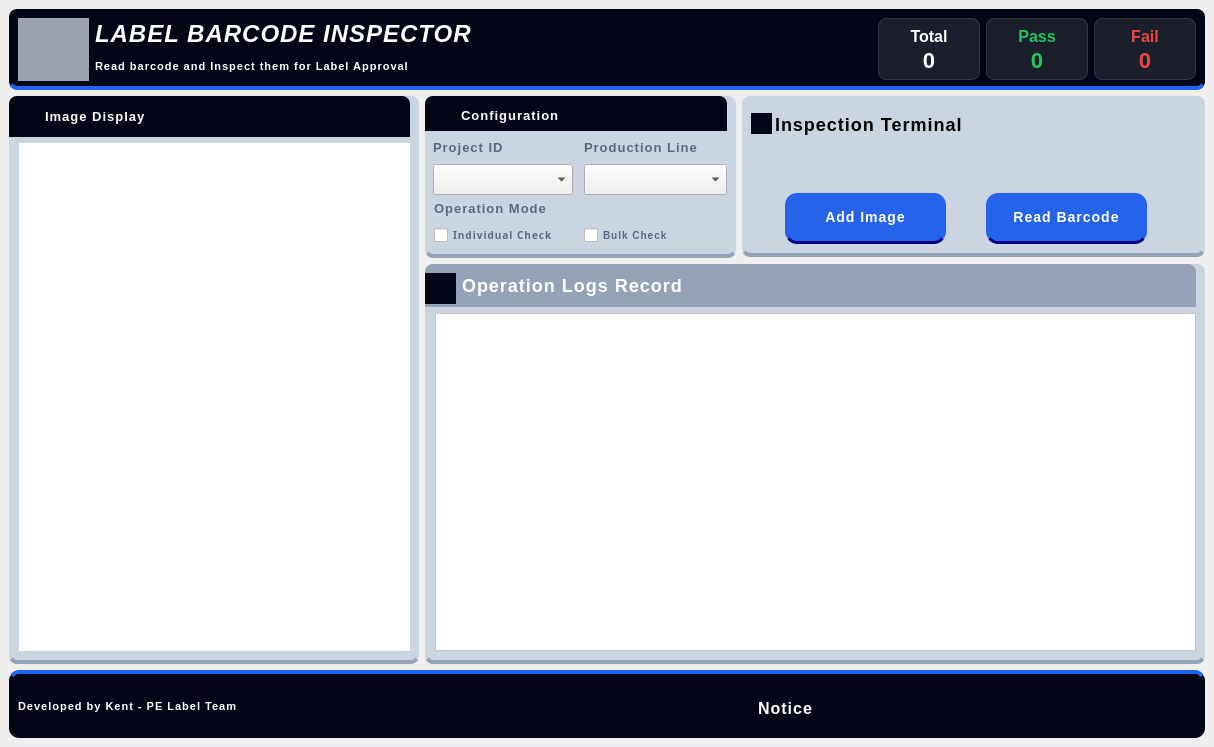
Old version of the form barcode_ux_230226.ui in the repository kentDevOps/ReadBarcode.
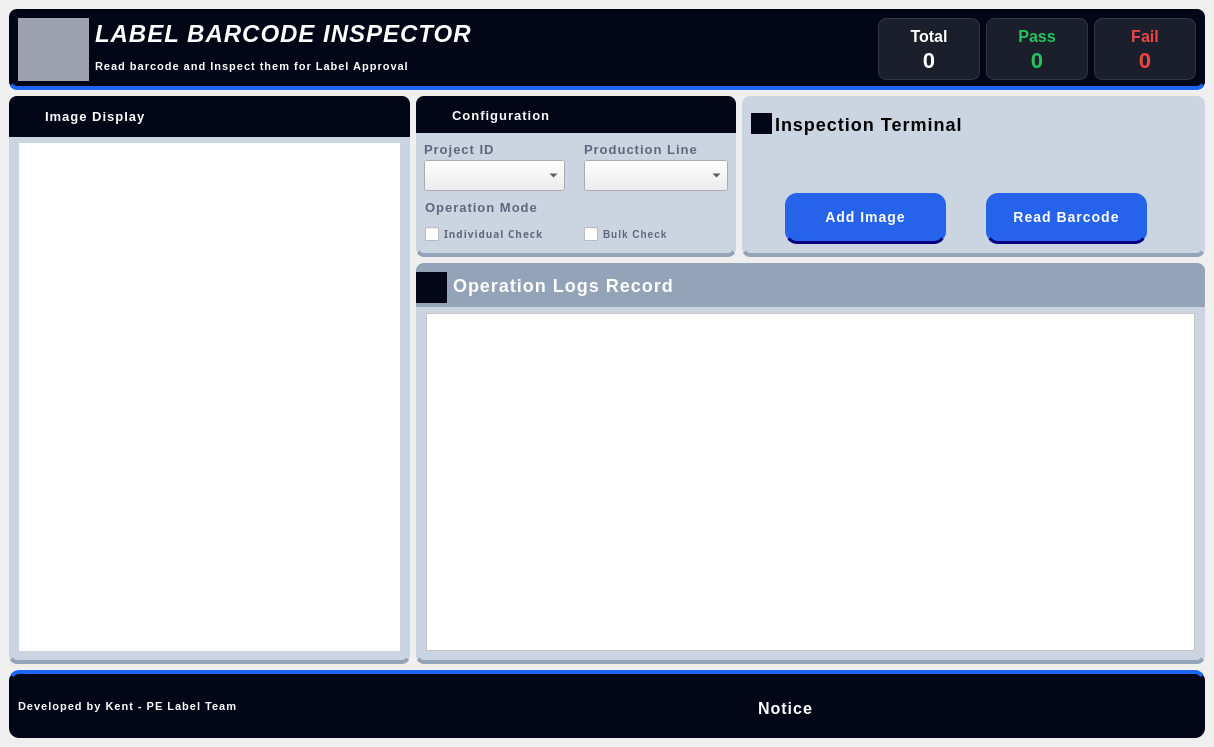
New version of the form. Icons and pictures are not drawn.

Diff of the .ui file:
```diff
--- a/barcode_ux_230226.ui
+++ b/barcode_ux_230226.ui
@@ -47,6 +47,9 @@
        <property name="topMargin">
         <number>0</number>
        </property>
+       <property name="rightMargin">
+        <number>0</number>
+       </property>
        <item row="1" column="0">
         <widget class="QLabel" name="imgFr_display">
          <property name="sizePolicy">
@@ -63,7 +66,8 @@
          </property>
          <property name="styleSheet">
           <string notr="true">background-color: rgb(255, 255, 255);
-margin-left: 10px;</string>
+margin-left: 10px;
+margin-right: 10px;</string>
          </property>
          <property name="text">
           <string/>
@@ -479,6 +483,9 @@
        <property name="topMargin">
         <number>0</number>
        </property>
+       <property name="rightMargin">
+        <number>0</number>
+       </property>
        <item row="0" column="0" colspan="2">
         <widget class="QFrame" name="fr_conf">
          <property name="minimumSize">
@@ -559,11 +566,17 @@
        </item>
        <item row="1" column="0">
         <layout class="QVBoxLayout" name="verticalLayout_2">
+         <property name="spacing">
+          <number>0</number>
+         </property>
          <property name="leftMargin">
           <number>8</number>
          </property>
+         <property name="topMargin">
+          <number>0</number>
+         </property>
          <property name="rightMargin">
-          <number>0</number>
+          <number>8</number>
          </property>
          <item>
           <widget class="QLabel" name="configFr_project_lb">
@@ -597,15 +610,24 @@
              <height>31</height>
             </size>
            </property>
+           <property name="currentText">
+            <string/>
+           </property>
           </widget>
          </item>
         </layout>
        </item>
        <item row="1" column="1">
         <layout class="QVBoxLayout" name="verticalLayout_3">
+         <property name="spacing">
+          <number>0</number>
+         </property>
          <property name="leftMargin">
           <number>5</number>
          </property>
+         <property name="rightMargin">
+          <number>8</number>
+         </property>
          <item>
           <widget class="QLabel" name="configFr_line_lb">
            <property name="minimumSize">
@@ -672,6 +694,12 @@
          <property name="leftMargin">
           <number>9</number>
          </property>
+         <property name="topMargin">
+          <number>0</number>
+         </property>
+         <property name="bottomMargin">
+          <number>0</number>
+         </property>
          <item>
           <widget class="QCheckBox" name="chkbox_individual">
            <property name="minimumSize">
@@ -756,6 +784,9 @@
        <property name="topMargin">
         <number>0</number>
        </property>
+       <property name="rightMargin">
+        <number>0</number>
+       </property>
        <item row="0" column="0">
         <widget class="QFrame" name="fr_log">
          <property name="minimumSize">
@@ -847,6 +878,7 @@
          <property name="styleSheet">
           <string notr="true">background-color: rgb(255, 255, 255);
 margin-left: 10px;
+margin-right: 10px;
 </string>
          </property>
         </widget>
```
Left out of the diff: 62 changed lines with no effect on the pictures.
